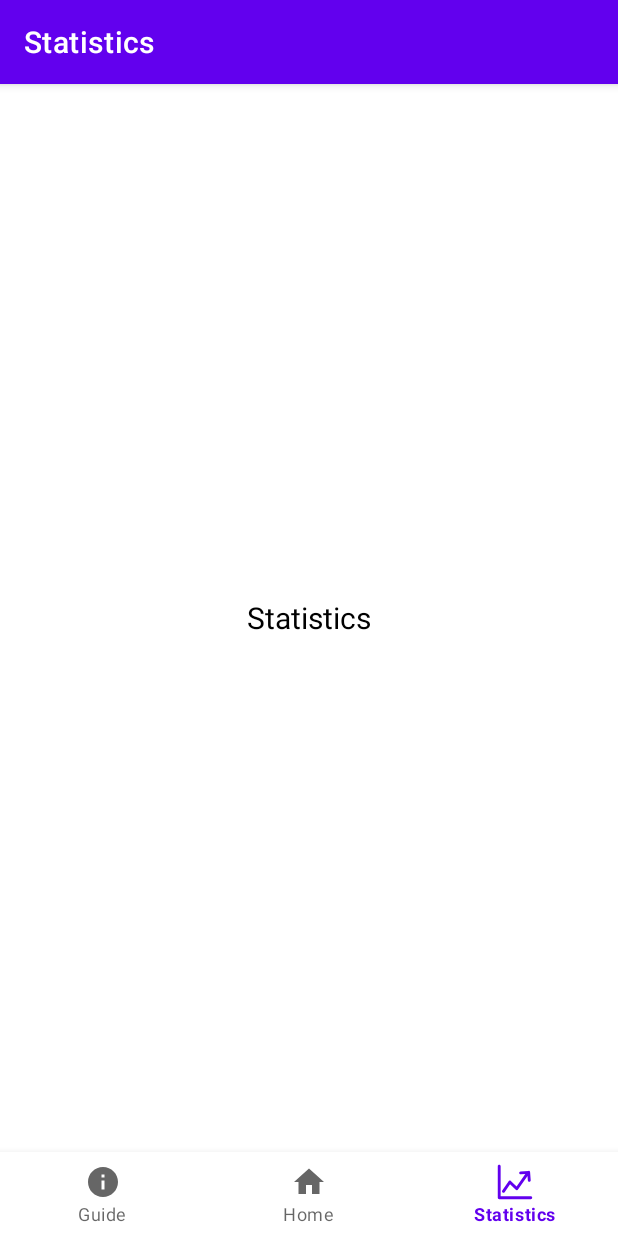
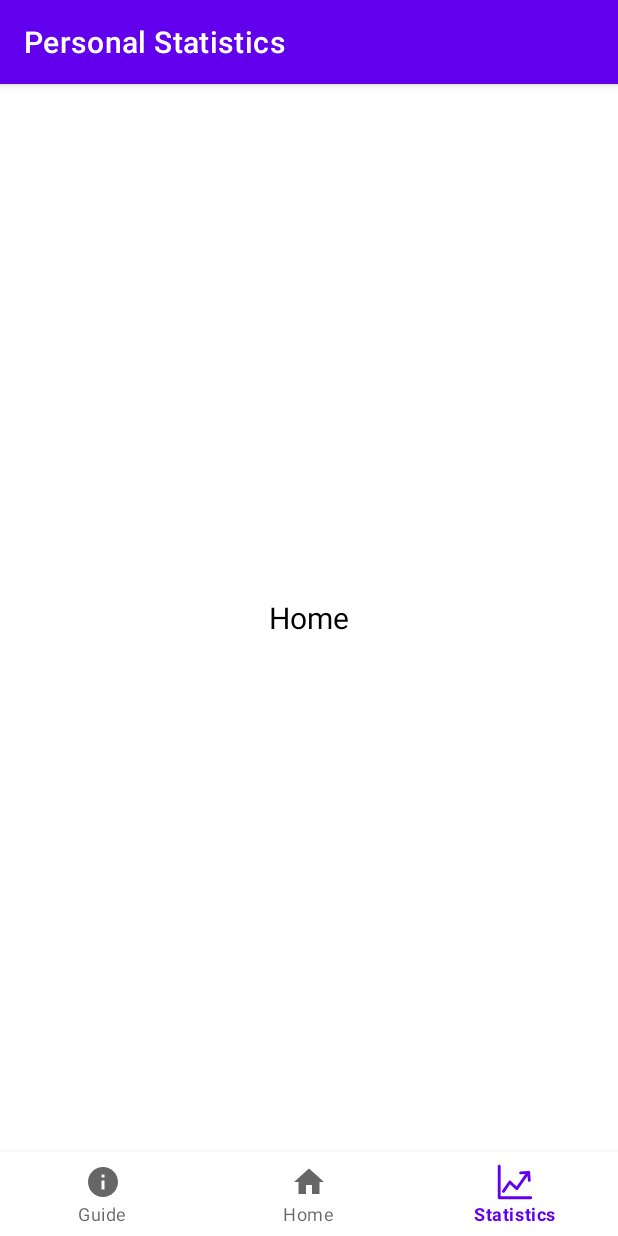
Before and after one commit to pm3512/RecycleTrackerHackCMU, an Android app: the screen it shows after launch (MainActivity), item 3 of the bottom bar chosen, on a phone screen of 412 x 824 dp. Run offline under Robolectric (Android 15) with nearby library versions, the light colour scheme and no system bars; 1 statement that could not run was skipped.

Commit message:
Added personal stats

```diff
--- a/app/build.gradle
+++ b/app/build.gradle
@@ -33,6 +33,7 @@ dependencies {
     implementation 'com.google.android.material:material:1.4.0'
     implementation 'androidx.constraintlayout:constraintlayout:2.1.1'
     implementation 'com.google.android.material:material:1.0.0'
+    implementation "com.androidplot:androidplot-core:1.5.9"
     testImplementation 'junit:junit:4.+'
     androidTestImplementation 'androidx.test.ext:junit:1.1.3'
     androidTestImplementation 'androidx.test.espresso:espresso-core:3.4.0'
--- a/app/src/main/java/com/example/recycletracker/MainActivity.java
+++ b/app/src/main/java/com/example/recycletracker/MainActivity.java
@@ -44,8 +44,8 @@ public class MainActivity extends AppCompatActivity {
                     loadFragment(new HomeFragment());
                     return true;
                 case R.id.stats:
-                    toolbar.setTitle("Statistics");
-                    loadFragment(new StatsFragment());
+                    toolbar.setTitle("Personal Statistics");
+                    loadFragment(new StatsPersonalFragment());
                     return true;
             }
             return false;
--- a/build.gradle
+++ b/build.gradle
@@ -12,6 +12,7 @@ buildscript {
     }
 }
 
+
 task clean(type: Delete) {
     delete rootProject.buildDir
 }
--- a/settings.gradle
+++ b/settings.gradle
@@ -1,5 +1,5 @@
 dependencyResolutionManagement {
-    repositoriesMode.set(RepositoriesMode.FAIL_ON_PROJECT_REPOS)
+    repositoriesMode.set(RepositoriesMode.PREFER_SETTINGS)
     repositories {
         google()
         mavenCentral()
```
